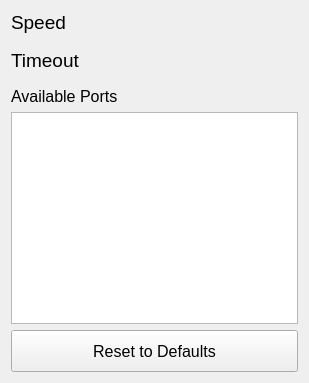
This is GUI/LightingGUI/settingspage.ui in timsee/ArduCor as Qt 5 draws it before an edit. The edited form follows.
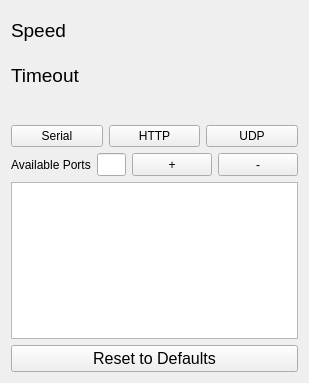
This is the edited form. Custom widgets are drawn as their Qt base class.

Patch:
```diff
--- a/GUI/LightingGUI/settingspage.ui
+++ b/GUI/LightingGUI/settingspage.ui
@@ -19,30 +19,26 @@
   <property name="windowTitle">
    <string>Form</string>
   </property>
-  <layout class="QGridLayout" name="gridLayout" rowstretch="3,3,1,20,4">
-   <item row="0" column="0">
-    <widget class="QLabel" name="label_5">
-     <property name="font">
-      <font>
-       <pointsize>14</pointsize>
-      </font>
-     </property>
-     <property name="text">
-      <string>Speed</string>
-     </property>
-     <property name="alignment">
-      <set>Qt::AlignLeading|Qt::AlignLeft|Qt::AlignTop</set>
-     </property>
-    </widget>
-   </item>
-   <item row="0" column="1">
-    <widget class="LightsSlider" name="speedSlider" native="true">
+  <layout class="QGridLayout" name="gridLayout" rowstretch="5,5,3,3,3,20,2">
+   <item row="6" column="0" colspan="2">
+    <widget class="QPushButton" name="resetButton">
      <property name="sizePolicy">
-      <sizepolicy hsizetype="Expanding" vsizetype="Preferred">
+      <sizepolicy hsizetype="Preferred" vsizetype="Preferred">
        <horstretch>0</horstretch>
        <verstretch>0</verstretch>
       </sizepolicy>
      </property>
+     <property name="font">
+      <font>
+       <pointsize>12</pointsize>
+      </font>
+     </property>
+     <property name="focusPolicy">
+      <enum>Qt::NoFocus</enum>
+     </property>
+     <property name="text">
+      <string>Reset to Defaults</string>
+     </property>
     </widget>
    </item>
    <item row="1" column="0">
@@ -62,34 +58,55 @@
       <string>Timeout</string>
      </property>
      <property name="alignment">
-      <set>Qt::AlignLeading|Qt::AlignLeft|Qt::AlignTop</set>
-     </property>
-    </widget>
-   </item>
-   <item row="1" column="1">
-    <widget class="LightsSlider" name="timeoutSlider" native="true">
-     <property name="sizePolicy">
-      <sizepolicy hsizetype="Expanding" vsizetype="Preferred">
-       <horstretch>0</horstretch>
-       <verstretch>0</verstretch>
-      </sizepolicy>
-     </property>
-    </widget>
-   </item>
-   <item row="2" column="0">
-    <widget class="QLabel" name="label_2">
-     <property name="font">
-      <font>
-       <pointsize>12</pointsize>
-      </font>
-     </property>
-     <property name="text">
-      <string>Available Ports</string>
+      <set>Qt::AlignLeading|Qt::AlignLeft|Qt::AlignVCenter</set>
      </property>
     </widget>
    </item>
    <item row="3" column="0" colspan="2">
-    <widget class="QListWidget" name="serialList">
+    <layout class="QHBoxLayout" name="commButtonLayout">
+     <property name="topMargin">
+      <number>0</number>
+     </property>
+     <item>
+      <widget class="QPushButton" name="serialButton">
+       <property name="text">
+        <string>Serial</string>
+       </property>
+      </widget>
+     </item>
+     <item>
+      <widget class="QPushButton" name="httpButton">
+       <property name="text">
+        <string>HTTP</string>
+       </property>
+      </widget>
+     </item>
+     <item>
+      <widget class="QPushButton" name="udpButton">
+       <property name="text">
+        <string>UDP</string>
+       </property>
+      </widget>
+     </item>
+    </layout>
+   </item>
+   <item row="0" column="0">
+    <widget class="QLabel" name="speedLabel">
+     <property name="font">
+      <font>
+       <pointsize>14</pointsize>
+      </font>
+     </property>
+     <property name="text">
+      <string>Speed</string>
+     </property>
+     <property name="alignment">
+      <set>Qt::AlignLeading|Qt::AlignLeft|Qt::AlignVCenter</set>
+     </property>
+    </widget>
+   </item>
+   <item row="5" column="0" colspan="2">
+    <widget class="QListWidget" name="connectionList">
      <property name="sizePolicy">
       <sizepolicy hsizetype="Preferred" vsizetype="Preferred">
        <horstretch>0</horstretch>
@@ -108,26 +125,72 @@
      </property>
     </widget>
    </item>
+   <item row="0" column="1">
+    <widget class="LightsSlider" name="speedSlider" native="true">
+     <property name="sizePolicy">
+      <sizepolicy hsizetype="Expanding" vsizetype="Expanding">
+       <horstretch>0</horstretch>
+       <verstretch>0</verstretch>
+      </sizepolicy>
+     </property>
+    </widget>
+   </item>
+   <item row="1" column="1">
+    <widget class="LightsSlider" name="timeoutSlider" native="true">
+     <property name="sizePolicy">
+      <sizepolicy hsizetype="Expanding" vsizetype="Expanding">
+       <horstretch>0</horstretch>
+       <verstretch>0</verstretch>
+      </sizepolicy>
+     </property>
+    </widget>
+   </item>
    <item row="4" column="0" colspan="2">
-    <widget class="QPushButton" name="resetButton">
-     <property name="sizePolicy">
-      <sizepolicy hsizetype="Preferred" vsizetype="Preferred">
-       <horstretch>0</horstretch>
-       <verstretch>0</verstretch>
-      </sizepolicy>
-     </property>
-     <property name="font">
-      <font>
-       <pointsize>12</pointsize>
-      </font>
-     </property>
-     <property name="focusPolicy">
-      <enum>Qt::NoFocus</enum>
-     </property>
-     <property name="text">
-      <string>Reset to Defaults</string>
-     </property>
-    </widget>
+    <layout class="QHBoxLayout" name="tableInputLayout" stretch="0,12,2,2">
+     <item>
+      <widget class="QLabel" name="availablePortsLabel">
+       <property name="text">
+        <string>Available Ports</string>
+       </property>
+      </widget>
+     </item>
+     <item>
+      <widget class="QLineEdit" name="lineEdit">
+       <property name="sizePolicy">
+        <sizepolicy hsizetype="Expanding" vsizetype="Expanding">
+         <horstretch>0</horstretch>
+         <verstretch>0</verstretch>
+        </sizepolicy>
+       </property>
+      </widget>
+     </item>
+     <item>
+      <widget class="QPushButton" name="plusButton">
+       <property name="sizePolicy">
+        <sizepolicy hsizetype="Minimum" vsizetype="Expanding">
+         <horstretch>0</horstretch>
+         <verstretch>0</verstretch>
+        </sizepolicy>
+       </property>
+       <property name="text">
+        <string>+</string>
+       </property>
+      </widget>
+     </item>
+     <item>
+      <widget class="QPushButton" name="minusButton">
+       <property name="sizePolicy">
+        <sizepolicy hsizetype="Minimum" vsizetype="Expanding">
+         <horstretch>0</horstretch>
+         <verstretch>0</verstretch>
+        </sizepolicy>
+       </property>
+       <property name="text">
+        <string>-</string>
+       </property>
+      </widget>
+     </item>
+    </layout>
    </item>
   </layout>
  </widget>
```
Left out of the diff: 2 changed lines with no effect on the pictures.
